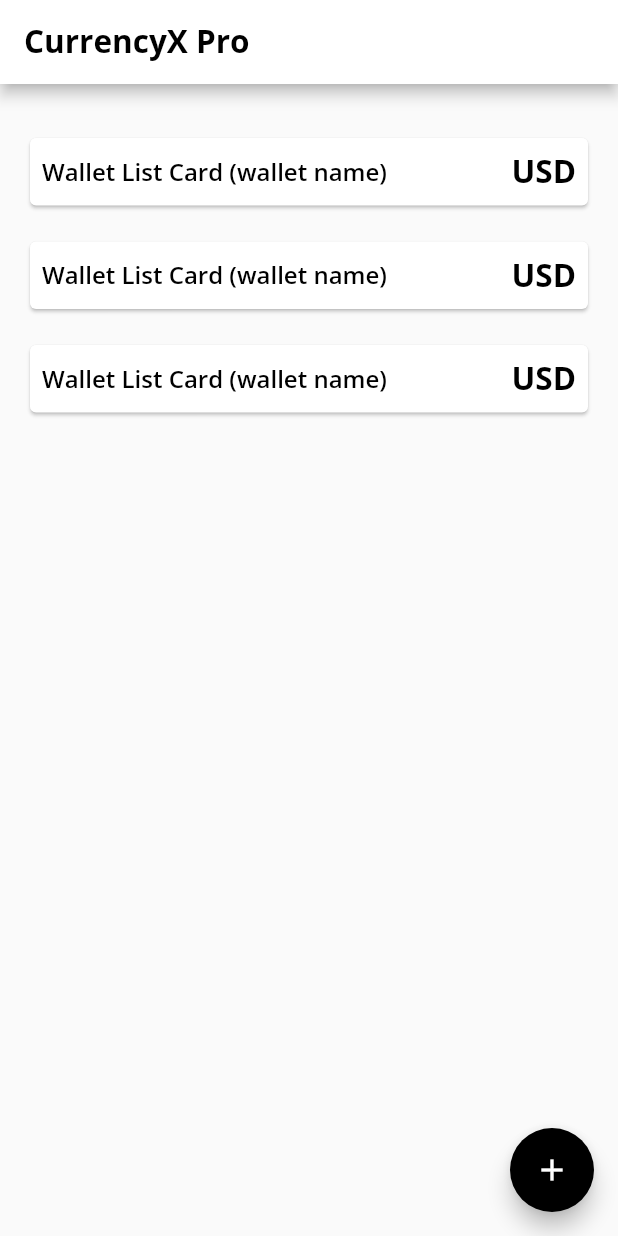
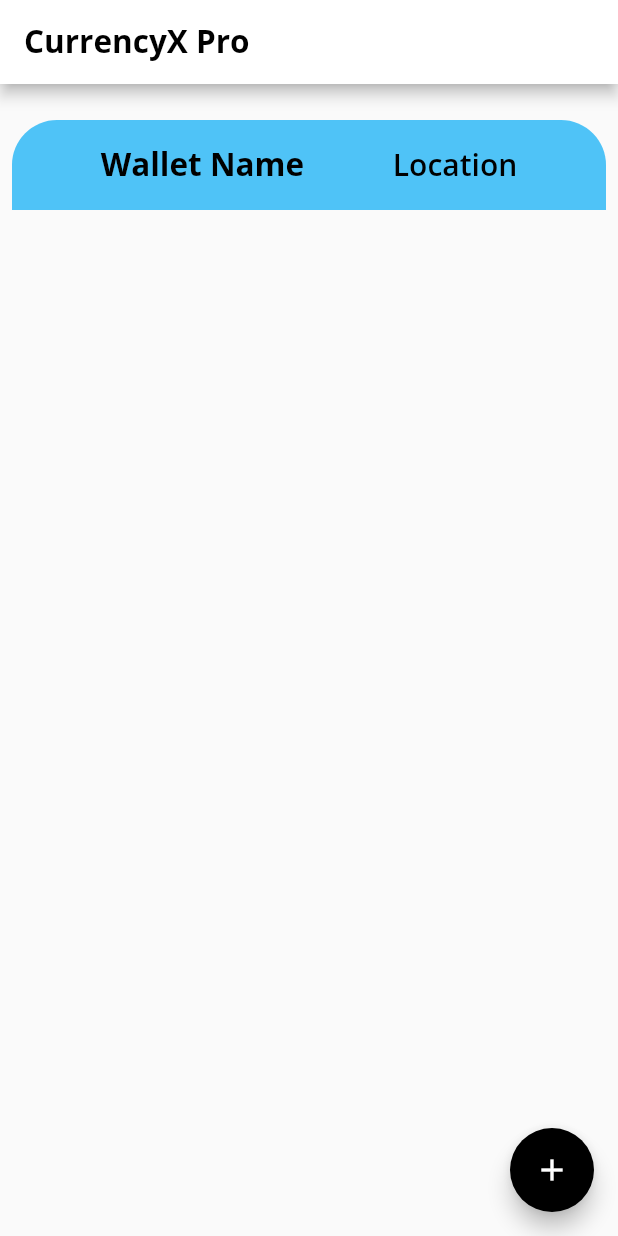
Before and after one commit to carlstep/currencyxpro, a Flutter app: the screen it shows after launch, on a phone screen of 412 x 824 dp. Run offline on Flutter 3.47's test engine with Material 2 defaults, Android fonts, the phone set to English and light mode, and no system bars; our stand-ins replace google_fonts.

Commit message:
created a wallet_header.dart, made changes to home screen display

```diff
--- a/lib/components/wallet_card_list.dart
+++ b/lib/components/wallet_card_list.dart
@@ -1,4 +1,5 @@
 import 'package:currencyxpro/components/primary_card.dart';
+import 'package:currencyxpro/components/wallet_header.dart';
 import 'package:currencyxpro/screens/wallet_screen.dart';
 import 'package:flutter/material.dart';
 
@@ -19,27 +20,13 @@ class WalletCardList extends StatelessWidget {
               ),
           );
         },
-        child: Card(
-          child: Padding(
-            padding: const EdgeInsets.all(8.0),
-            child: Row(
-              mainAxisAlignment: MainAxisAlignment.spaceBetween,
-              children: [
-                Align(
-                  alignment: Alignment.centerLeft,
-                  child: Text('Wallet List Card (wallet name)',
-                  style: Theme.of(context).textTheme.headline3,),
-                ),
-                Align(
-                  alignment: Alignment.centerRight,
-                  child: Text('USD',
-                  style: Theme.of(context).textTheme.headline2,),
-                )
-              ],
-            ),
-          ),
+        child: ListView(
+            children:[
+              WalletHeader(),
+              SizedBox(height: 8,),
+              WalletHeader(),
+            ], ),
         ),
-      ),
-    );
+      );
   }
 }
--- /dev/null
+++ b/lib/components/wallet_header.dart
@@ -0,0 +1,29 @@
+import 'package:flutter/material.dart';
+
+class WalletHeader extends StatelessWidget {
+  const WalletHeader({Key? key}) : super(key: key);
+
+  @override
+  Widget build(BuildContext context) {
+    return Container(
+      height: 60,
+      decoration: BoxDecoration(
+        color: Colors.lightBlue[300],
+        borderRadius: BorderRadius.only(
+          topLeft: Radius.circular(30),
+          topRight: Radius.circular(30),
+        ),
+
+      ),
+      child: Row(
+        mainAxisAlignment: MainAxisAlignment.spaceEvenly,
+        children: [
+          Text('Wallet Name',
+            style: Theme.of(context).textTheme.headline2,),
+          Text('Location',
+            style: Theme.of(context).textTheme.headline6,),
+        ],
+      ),
+    );
+        }
+}
--- a/lib/home.dart
+++ b/lib/home.dart
@@ -1,9 +1,9 @@
-import 'package:currencyxpro/components/wallet_card_list.dart';
+import 'package:currencyxpro/components/wallet_header.dart';
+import 'package:currencyxpro/screens/wallet_screen.dart';
 import 'package:flutter/material.dart';
 
-
 class Home extends StatefulWidget {
-  const Home ({Key? key}) : super(key: key);
+  const Home({Key? key}) : super(key: key);
   @override
   _HomeState createState() => _HomeState();
 }
@@ -21,8 +21,10 @@ class _HomeState extends State<Home> {
   Widget build(BuildContext context) {
     return Scaffold(
       appBar: AppBar(
-        title: Text('CurrencyX Pro',
-          style: Theme.of(context).textTheme.headline2,),
+        title: Text(
+          'CurrencyX Pro',
+          style: Theme.of(context).textTheme.headline2,
+        ),
       ),
       body: Center(
         child: Padding(
@@ -32,9 +34,16 @@ class _HomeState extends State<Home> {
               SizedBox(
                 height: 24,
               ),
-              WalletCardList(),
-              WalletCardList(),
-              WalletCardList(),
+              InkWell(
+                onTap: () {
+                  Navigator.of(context).push(
+                    MaterialPageRoute(
+                      builder: (context) => WalletScreen(),
+                    ),
+                  );
+                },
+                child: WalletHeader(),
+              ),
             ],
           ),
         ),
@@ -43,7 +52,7 @@ class _HomeState extends State<Home> {
         onPressed: _incrementCounter,
         tooltip: 'Increment',
         child: Icon(Icons.add),
-      ), // This trailing comma makes auto-formatting nicer for build methods.
+      ),
     );
   }
 }
--- a/lib/screens/wallet_screen.dart
+++ b/lib/screens/wallet_screen.dart
@@ -9,6 +9,7 @@ class WalletScreen extends StatelessWidget {
 
   @override
   Widget build(BuildContext context) {
+    final PageController controller = PageController(initialPage: 0);
     return Scaffold(
       appBar: AppBar(
         leading: BackButton(color: Colors.grey[800],),
@@ -18,9 +19,10 @@ class WalletScreen extends StatelessWidget {
       body: Container(
         child: Padding(
           padding: const EdgeInsets.only(left: 8.0, right: 8.0),
-          child: ListView(
+          child: PageView(
             //scrollDirection: Axis.horizontal,
             children: <Widget>[
+              WalletCard(),
               WalletCard(),
               WalletCard(),
             ],
```
Also changed, not shown: lib/components/wallet_card.dart (+4 -21 lines).
